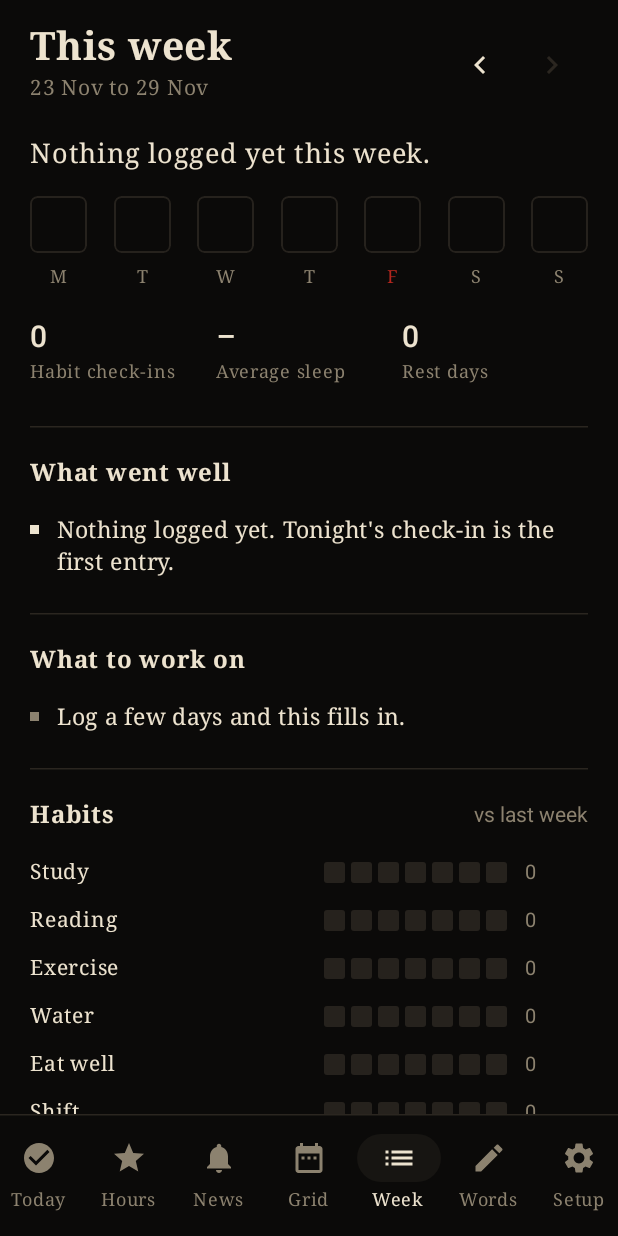
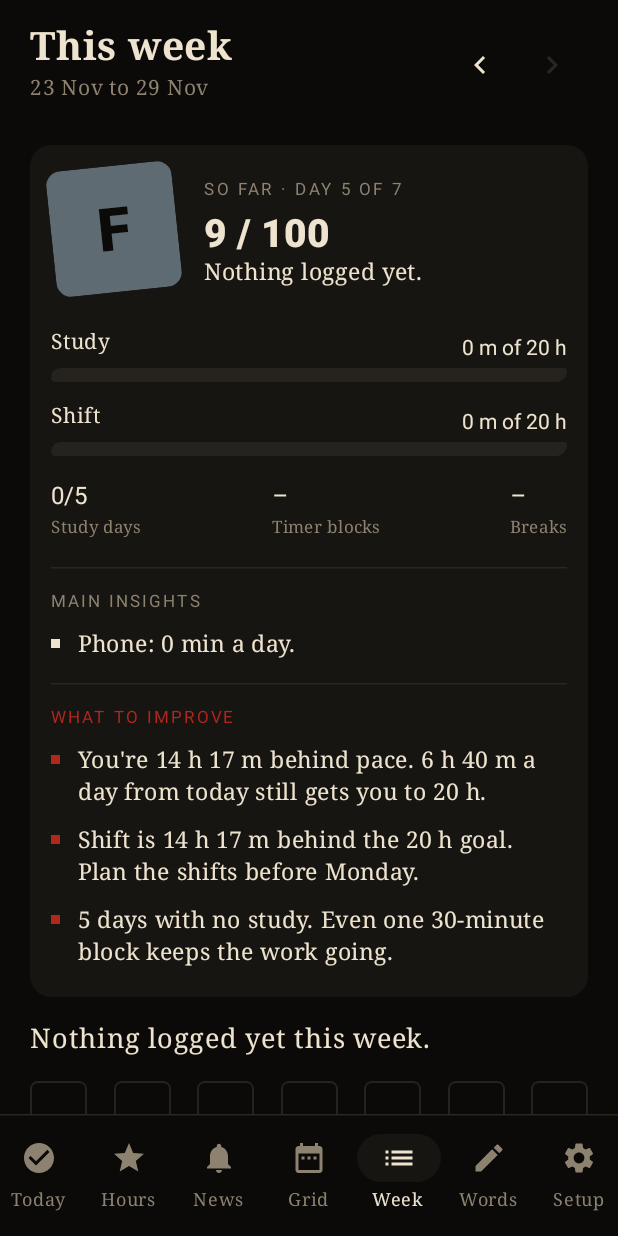
Before and after one commit to lost2003times/ad-astra, an Android app built with Jetpack Compose: the screen it shows after launch (MainActivity), item 5 of the bottom bar chosen, on a phone screen of 412 x 824 dp. Run offline under Robolectric (Android 15) with nearby library versions, the phone set to English and light mode, and no system bars.

Commit message:
Auto-log timer time and breaks, add weekly report card
The study timer now logs the minutes it actually ran into Study, whether
it finishes or is ended early; the Log to Study action is gone. Breaks
are kept as their own sessions, shown in Recent and on day pages, but
not counted as study or shift hours.

The Week tab opens with a report card: a grade, study and shift against
goal and last week, timer blocks, breaks, insights (best day, phone use)
and what to improve. A Monday 9 AM notification brings last week's card.

```diff
--- a/app/src/main/AndroidManifest.xml
+++ b/app/src/main/AndroidManifest.xml
@@ -54,6 +54,10 @@
             android:exported="false" />
 
         <receiver
+            android:name=".notify.WeeklyReportReceiver"
+            android:exported="false" />
+
+        <receiver
             android:name=".notify.BootReceiver"
             android:exported="true">
             <intent-filter>
--- a/app/src/main/java/com/adastra/app/AdAstraApp.kt
+++ b/app/src/main/java/com/adastra/app/AdAstraApp.kt
@@ -27,6 +27,7 @@ class AdAstraApp : Application() {
         Reminder.createChannel(this)
         NewsAlarm.createChannel(this)
         TimerNotice.createChannel(this)
+        com.adastra.app.notify.WeeklyReport.createChannel(this)
         com.adastra.app.notify.Focus.resume(this)
         // Keep the running-timer notification in step with the data, however the timer changes.
         CoroutineScope(SupervisorJob() + Dispatchers.Main).launch {
--- a/app/src/main/java/com/adastra/app/MainActivity.kt
+++ b/app/src/main/java/com/adastra/app/MainActivity.kt
@@ -80,6 +80,7 @@ class MainActivity : ComponentActivity() {
         val repo = app.repo
         Reminder.schedule(this, repo.data.value.settings)
         NewsAlarm.schedule(this, repo.data.value.settings)
+        com.adastra.app.notify.WeeklyReport.schedule(this)
         openTab.value = intent?.getStringExtra(NewsAlarm.EXTRA_OPEN_TAB)
         setContent { AstraTheme { AppRoot(repo, app.news, openTab.value) { openTab.value = null } } }
     }
--- a/app/src/main/java/com/adastra/app/data/Hours.kt
+++ b/app/src/main/java/com/adastra/app/data/Hours.kt
@@ -54,7 +54,11 @@ object Hours {
         val m = HashMap<LocalDate, FloatArray>()
         fun add(date: LocalDate, kind: String, minutes: Int) {
             val a = m.getOrPut(date) { FloatArray(2) }
-            if (kind == KIND_STUDY) a[0] += minutes / 60f else a[1] += minutes / 60f
+            when (kind) {
+                KIND_STUDY -> a[0] += minutes / 60f
+                KIND_SHIFT -> a[1] += minutes / 60f
+                else -> {}   // breaks are kept but aren't hours
+            }
         }
         d.sessions.forEach { add(LocalDate.parse(it.date), it.kind, it.minutes) }
         return m.mapValues { it.value[0] to it.value[1] }
--- /dev/null
+++ b/app/src/main/java/com/adastra/app/data/Report.kt
@@ -0,0 +1,134 @@
+package com.adastra.app.data
+
+import com.adastra.app.usage.UsageReport
+import java.time.LocalDate
+import java.time.format.TextStyle
+import java.time.temporal.ChronoUnit
+import java.util.Locale
+import kotlin.math.roundToInt
+
+/** The weekly report card: a grade, the main numbers, what stood out and what to change. */
+data class ReportCard(
+    val start: LocalDate,
+    val final: Boolean,           // false while the week is still running
+    val days: Int,                // days of the week that count so far
+    val score: Int,               // 0..100
+    val grade: String,
+    val verdict: String,
+    val study: Float, val studyGoal: Int, val prevStudy: Float,
+    val shift: Float, val shiftGoal: Int, val prevShift: Float,
+    val studyDays: Int,
+    val blocks: Int, val avgBlock: Int, val longestBlock: Int,
+    val breaks: Int, val breakMinutes: Int,
+    val bestDay: LocalDate?, val bestDayHours: Float,
+    val sleepAvg: Float?,
+    val phonePerDay: Float?,      // minutes, when usage access is on
+    val insights: List<String>,
+    val improve: List<String>,
+)
+
+object Report {
+    fun build(d: AppData, start: LocalDate, today: LocalDate, phone: UsageReport? = null, prevPhone: UsageReport? = null): ReportCard {
+        val end = start.plusDays(6)
+        val final = today.isAfter(end)
+        val days = if (final) 7 else (ChronoUnit.DAYS.between(start, today).toInt() + 1).coerceIn(1, 7)
+        val keys = (0L..6L).map { start.plusDays(it).toString() }.toSet()
+        val prevKeys = (0L..6L).map { start.minusWeeks(1).plusDays(it).toString() }.toSet()
+        val week = d.sessions.filter { it.date in keys }
+        val prev = d.sessions.filter { it.date in prevKeys }
+        fun hours(list: List<Session>, kind: String) = list.filter { it.kind == kind }.sumOf { it.minutes } / 60f
+
+        val study = hours(week, KIND_STUDY); val shift = hours(week, KIND_SHIFT)
+        val prevStudy = hours(prev, KIND_STUDY); val prevShift = hours(prev, KIND_SHIFT)
+        val g = d.goals
+        val perDay = week.filter { it.kind == KIND_STUDY }.groupBy { it.date }.mapValues { e -> e.value.sumOf { it.minutes } / 60f }
+        val best = perDay.maxByOrNull { it.value }
+        val blocks = week.filter { it.kind == KIND_STUDY && !it.manual }
+        val breaks = week.filter { it.kind == KIND_BREAK }
+        val breakMin = breaks.sumOf { it.minutes }
+        val avgBlock = if (blocks.isEmpty()) 0 else blocks.sumOf { it.minutes } / blocks.size
+        val longest = blocks.maxOfOrNull { it.minutes } ?: 0
+        val stats = Stats.week(d, start, today)
+        val sleep = stats.sleepAvg
+
+        // Score: goals are measured against the share of the week that has passed.
+        val pace = days / 7f
+        fun part(have: Float, goal: Int) = if (goal <= 0) 1f else (have / (goal * pace)).coerceIn(0f, 1f)
+        val studyPart = part(study, g.studyWeek)
+        val shiftPart = part(shift, g.shiftWeek)
+        val steady = (perDay.count { it.value > 0f } / days.toFloat()).coerceIn(0f, 1f)
+        val sleepPart = sleep?.let { ((it - 5f) / 2f).coerceIn(0f, 1f) } ?: 0.6f
+        val score = (studyPart * 45 + shiftPart * 20 + steady * 20 + sleepPart * 15).roundToInt()
+        val grade = when {
+            score >= 95 -> "A+"; score >= 85 -> "A"; score >= 75 -> "B"
+            score >= 62 -> "C"; score >= 45 -> "D"; else -> "F"
+        }
+        val verdict = when (grade) {
+            "A+", "A" -> "A week to copy."
+            "B" -> "Solid. A little more and it's an A."
+            "C" -> "Half there. One habit to fix below."
+            "D" -> "Behind. Pick the first fix below and start tomorrow."
+            else -> if (study + shift == 0f) "Nothing logged yet." else "A rough week. Start small and build it back."
+        }
+
+        val insights = mutableListOf<String>()
+        best?.let { (day, h) -> insights += "Best day: ${dayName(LocalDate.parse(day))}, ${fmtDuration(h)} of study." }
+        val diff = study - prevStudy
+        if (final || prevStudy > 0f) when {
+            diff >= 0.5f -> insights += "Study up ${fmtDuration(diff)} on the week before."
+            diff <= -0.5f -> insights += "Study down ${fmtDuration(-diff)} on the week before."
+        }
+        if (blocks.isNotEmpty()) insights += "${blocks.size} timer ${plural(blocks.size, "block")}, ${fmtLen(avgBlock)} on average, longest ${fmtLen(longest)}."
+        if (breaks.isNotEmpty()) insights += "${breaks.size} ${plural(breaks.size, "break")}, $breakMin min in all" +
+            (if (study > 0f) ", about one every ${fmtLen((study * 60 / breaks.size).roundToInt())} of study." else ".")
+        if (shift > 0f) insights += "Shift: ${fmtDuration(shift)} of ${g.shiftWeek} h."
+        sleep?.let { insights += "Slept ${fmtHours(it)} h a night on average." }
+        if (phone != null) {
+            val per = phone.dailyAvg
+            var line = "Phone: ${fmtLen(per.roundToInt())} a day"
+            if (prevPhone != null && prevPhone.totalMinutes > 0f) {
+                val ch = (per - prevPhone.dailyAvg).roundToInt()
+                if (ch >= 10) line += ", up ${fmtLen(ch)} on the week before"
+                if (ch <= -10) line += ", down ${fmtLen(-ch)} on the week before"
+            }
+            phone.apps.firstOrNull()?.let { line += ". Most used: ${it.label} (${fmtLen(it.minutes.roundToInt())})" }
+            insights += "$line."
+            phone.duringStudy.firstOrNull()?.takeIf { it.minutes >= 5 }?.let {
+                insights += "During study you opened ${it.label} for ${fmtLen(it.minutes.roundToInt())}."
+            }
+        }
+
+        val improve = mutableListOf<String>()
+        val studyShort = g.studyWeek * pace - study
+        if (studyShort >= 1f) {
+            improve += if (final) "Study came up ${fmtDuration(studyShort)} short. ${fmtDuration(g.studyWeek / 6f)} a day on 6 days reaches ${g.studyWeek} h."
+            else "You're ${fmtDuration(studyShort)} behind pace. ${fmtDuration((g.studyWeek - study).coerceAtLeast(0f) / (7 - days + 1))} a day from today still gets you to ${g.studyWeek} h."
+        }
+        val shiftShort = g.shiftWeek * pace - shift
+        if (shiftShort >= 1f) improve += "Shift is ${fmtDuration(shiftShort)} behind the ${g.shiftWeek} h goal. Plan the shifts before Monday."
+        val zeroDays = days - perDay.count { it.value > 0f }
+        if (zeroDays >= 2) improve += "$zeroDays days with no study. Even one 30-minute block keeps the work going."
+        if (blocks.size >= 2 && avgBlock < 30) improve += "Blocks average ${avgBlock} min. Try 50 minutes on, 10 minutes off."
+        if (longest >= 100 && breaks.isEmpty()) improve += "Long blocks with no break. A 5–10 minute break every hour keeps focus up."
+        if (study > 0f && breakMin > study * 60 * 0.3f) improve += "Breaks came to ${(breakMin / (study * 60) * 100).roundToInt()}% of study time. Keep each one to 10 minutes."
+        if (sleep != null && sleep < 7f) improve += "Sleep averaged ${fmtHours(sleep)} h. Aim for 7 or more; it shows up in focus."
+        if (phone != null) {
+            val dist = phone.distractingMinutes / phone.days
+            if (dist >= 90f) improve += "${fmtLen(dist.roundToInt())} a day on distracting apps. Cutting half of that is ${fmtDuration(dist / 2f * 7 / 60f)} more for study a week."
+            val late = phone.lateNightMinutes / phone.days
+            if (late >= 20f) improve += "${fmtLen(late.roundToInt())} a night on the phone after 11 PM. Put it away by 11."
+        }
+        if (improve.isEmpty()) improve += if (study >= g.studyWeek) "Keep the same plan. If it felt easy, add 1 h to the weekly goal." else "Keep going the way you are."
+
+        return ReportCard(
+            start, final, days, score, grade, verdict,
+            study, g.studyWeek, prevStudy, shift, g.shiftWeek, prevShift,
+            perDay.count { it.value > 0f }, blocks.size, avgBlock, longest, breaks.size, breakMin,
+            best?.key?.let { LocalDate.parse(it) }, best?.value ?: 0f, sleep, phone?.dailyAvg, insights, improve,
+        )
+    }
+
+    private fun dayName(d: LocalDate) = d.dayOfWeek.getDisplayName(TextStyle.FULL, Locale.getDefault())
+    private fun plural(n: Int, w: String) = if (n == 1) w else w + "s"
+    fun fmtLen(m: Int) = when { m < 60 -> "$m min"; m % 60 == 0 -> "${m / 60} h"; else -> "${m / 60} h ${m % 60}" }
+}
--- a/app/src/main/java/com/adastra/app/notify/Reminder.kt
+++ b/app/src/main/java/com/adastra/app/notify/Reminder.kt
@@ -82,6 +82,7 @@ class BootReceiver : BroadcastReceiver() {
             val settings = (context.applicationContext as AdAstraApp).repo.data.value.settings
             Reminder.schedule(context, settings)
             NewsAlarm.schedule(context, settings)
+            WeeklyReport.schedule(context)
         }
     }
 }
--- /dev/null
+++ b/app/src/main/java/com/adastra/app/notify/WeeklyReport.kt
@@ -0,0 +1,88 @@
+package com.adastra.app.notify
+
+import android.annotation.SuppressLint
+import android.app.AlarmManager
+import android.app.NotificationChannel
+import android.app.NotificationManager
+import android.app.PendingIntent
+import android.content.BroadcastReceiver
+import android.content.Context
+import android.content.Intent
+import androidx.core.app.NotificationCompat
+import androidx.core.app.NotificationManagerCompat
+import com.adastra.app.AdAstraApp
+import com.adastra.app.MainActivity
+import com.adastra.app.R
+import com.adastra.app.data.Report
+import com.adastra.app.data.Stats
+import com.adastra.app.data.appToday
+import com.adastra.app.data.fmtDuration
+import java.time.DayOfWeek
+import java.time.LocalDateTime
+import java.time.ZoneId
+import java.time.temporal.TemporalAdjusters
+
+/** Every Monday morning: last week's report card. */
+object WeeklyReport {
+    private const val CHANNEL = "report"
+
+    fun createChannel(ctx: Context) {
+        ctx.getSystemService(NotificationManager::class.java).createNotificationChannel(
+            NotificationChannel(CHANNEL, "Weekly report card", NotificationManager.IMPORTANCE_DEFAULT).apply {
+                description = "Monday morning: last week's grade and what to improve"
+            },
+        )
+    }
+
+    fun schedule(ctx: Context) {
+        val am = ctx.getSystemService(AlarmManager::class.java)
+        val pi = PendingIntent.getBroadcast(
+            ctx, 9, Intent(ctx, WeeklyReportReceiver::class.java),
+            PendingIntent.FLAG_IMMUTABLE or PendingIntent.FLAG_UPDATE_CURRENT,
+        )
+        val now = LocalDateTime.now()
+        var at = now.toLocalDate().with(TemporalAdjusters.nextOrSame(DayOfWeek.MONDAY)).atTime(9, 0)
+        if (!at.isAfter(now)) at = at.plusWeeks(1)
+        am.setAndAllowWhileIdle(AlarmManager.RTC_WAKEUP, at.atZone(ZoneId.systemDefault()).toInstant().toEpochMilli(), pi)
+    }
+
+    @SuppressLint("MissingPermission")
+    fun show(ctx: Context) {
+        val nm = NotificationManagerCompat.from(ctx)
+        if (!nm.areNotificationsEnabled()) return
+        val data = (ctx.applicationContext as AdAstraApp).repo.data.value
+        val today = appToday()
+        val r = Report.build(data, Stats.weekStart(today).minusWeeks(1), today)
+        val open = PendingIntent.getActivity(
+            ctx, 11,
+            Intent(ctx, MainActivity::class.java)
+                .putExtra(NewsAlarm.EXTRA_OPEN_TAB, "Week")
+                .addFlags(Intent.FLAG_ACTIVITY_NEW_TASK or Intent.FLAG_ACTIVITY_SINGLE_TOP),
+            PendingIntent.FLAG_IMMUTABLE or PendingIntent.FLAG_UPDATE_CURRENT,
+        )
+        val body = buildString {
+            append("Study ${fmtDuration(r.study)} of ${r.studyGoal} h · Shift ${fmtDuration(r.shift)} of ${r.shiftGoal} h\n")
+            append(r.verdict)
+            r.improve.firstOrNull()?.let { append("\n\nNext: $it") }
+        }
+        nm.notify(
+            30,
+            NotificationCompat.Builder(ctx, CHANNEL)
+                .setSmallIcon(R.drawable.ic_star)
+                .setContentTitle("Last week: ${r.grade}")
+                .setContentText("Study ${fmtDuration(r.study)} of ${r.studyGoal} h. Tap for the full report card.")
+                .setStyle(NotificationCompat.BigTextStyle().bigText(body))
+                .setContentIntent(open)
+                .setAutoCancel(true)
+                .build(),
+        )
+    }
+
+}
+
+class WeeklyReportReceiver : BroadcastReceiver() {
+    override fun onReceive(context: Context, intent: Intent) {
+        WeeklyReport.show(context)
+        WeeklyReport.schedule(context)
+    }
+}
--- /dev/null
+++ b/app/src/main/java/com/adastra/app/ui/ReportCardView.kt
@@ -0,0 +1,109 @@
+package com.adastra.app.ui
+
+import androidx.compose.foundation.background
+import androidx.compose.foundation.clickable
+import androidx.compose.foundation.layout.Arrangement
+import androidx.compose.foundation.layout.Box
+import androidx.compose.foundation.layout.Column
+import androidx.compose.foundation.layout.Row
+import androidx.compose.foundation.layout.Spacer
+import androidx.compose.foundation.layout.fillMaxWidth
+import androidx.compose.foundation.layout.height
+import androidx.compose.foundation.layout.padding
+import androidx.compose.foundation.layout.size
+import androidx.compose.foundation.layout.width
+import androidx.compose.foundation.shape.RoundedCornerShape
+import androidx.compose.material3.HorizontalDivider
+import androidx.compose.material3.Text
+import androidx.compose.runtime.Composable
+import androidx.compose.ui.Alignment
+import androidx.compose.ui.Modifier
+import androidx.compose.ui.draw.clip
+import androidx.compose.ui.draw.rotate
+import androidx.compose.ui.graphics.Color
+import androidx.compose.ui.unit.dp
+import androidx.compose.ui.unit.sp
+import com.adastra.app.data.ReportCard
+import com.adastra.app.data.Report
+import com.adastra.app.data.fmtDuration
+
+/** The report card for one week: grade seal, the numbers, what stood out, what to change. */
+@Composable
+fun ReportCardView(r: ReportCard) {
+    Card(Modifier.padding(top = 8.dp)) {
+        Row(verticalAlignment = Alignment.CenterVertically) {
+            val sealColor = when (r.grade) { "A+", "A" -> Astra.Signal; "B" -> Astra.Ink; "C" -> Astra.Muted; else -> Astra.Rest }
+            Box(
+                Modifier.size(84.dp).rotate(-6f).clip(RoundedCornerShape(10.dp)).background(sealColor),
+                contentAlignment = Alignment.Center,
+            ) { Text(r.grade, color = Astra.Bg, fontSize = 40.sp, lineHeight = 44.sp, style = Score) }
+            Spacer(Modifier.width(18.dp))
+            Column(Modifier.weight(1f)) {
+                Label(if (r.final) "Report card" else "So far · day ${r.days} of 7")
+                Text("${r.score} / 100", color = Astra.Text, fontSize = 26.sp, style = Score, modifier = Modifier.padding(top = 2.dp))
+                Text(r.verdict, color = Astra.Text, fontSize = 15.sp, fontFamily = Serif, lineHeight = 20.sp)
+            }
+        }
+        Spacer(Modifier.height(16.dp))
+        GoalLine("Study", r.study, r.studyGoal, r.prevStudy, Astra.Ink)
+        GoalLine("Shift", r.shift, r.shiftGoal, r.prevShift, Astra.Signal)
+        Spacer(Modifier.height(12.dp))
+        Row(Modifier.fillMaxWidth(), horizontalArrangement = Arrangement.SpaceBetween) {
+            Mini("Study days", "${r.studyDays}/${r.days}")
+            Mini("Timer blocks", if (r.blocks > 0) "${r.blocks} · ${Report.fmtLen(r.avgBlock)}" else "–")
+            Mini("Breaks", if (r.breaks > 0) "${r.breaks} · ${r.breakMinutes} min" else "–")
+        }
+
+        if (r.insights.isNotEmpty()) {
+            Spacer(Modifier.height(14.dp))
+            HorizontalDivider(color = Astra.Line)
+            Spacer(Modifier.height(10.dp))
+            Label("Main insights")
+            r.insights.forEach { Point(it) }
+        }
+        Spacer(Modifier.height(10.dp))
+        HorizontalDivider(color = Astra.Line)
+        Spacer(Modifier.height(10.dp))
+        Label("What to improve", color = Astra.Signal)
+        r.improve.forEach { Point(it, Astra.Signal) }
+    }
+}
+
+/** A small "last week's grade" row that opens that week. */
+@Composable
+fun LastWeekLink(r: ReportCard, onOpen: () -> Unit) {
+    Row(
+        Modifier.fillMaxWidth().padding(top = 8.dp).clip(RoundedCornerShape(10.dp)).background(Astra.Surface)
+            .clickable(onClick = onOpen).padding(horizontal = 14.dp, vertical = 10.dp),
+        verticalAlignment = Alignment.CenterVertically,
+    ) {
+        Text(r.grade, color = Astra.Signal, fontSize = 20.sp, style = Score, modifier = Modifier.width(40.dp))
+        Text("Last week's report card · ${fmtDuration(r.study)} study", color = Astra.Text, fontSize = 14.sp, modifier = Modifier.weight(1f))
+        Text("Open", color = Astra.Muted, fontSize = 13.sp)
+    }
+}
+
+@Composable
+private fun GoalLine(name: String, have: Float, goal: Int, prev: Float, color: Color) {
+    Column(Modifier.padding(vertical = 5.dp)) {
+        Row(verticalAlignment = Alignment.Bottom) {
+            Text(name, color = Astra.Text, fontSize = 14.sp, modifier = Modifier.weight(1f))
+            Text("${fmtDuration(have)} of $goal h", color = Astra.Text, fontSize = 14.sp, style = Numbers)
+            val d = have - prev
+            if (prev > 0f || have > 0f) Text(
+                when { d >= 0.1f -> "  ▲ ${fmtDuration(d)}"; d <= -0.1f -> "  ▼ ${fmtDuration(-d)}"; else -> "  =" },
+                color = if (d >= 0f) Astra.Muted else Astra.Signal, fontSize = 12.sp,
+            )
+        }
+        Spacer(Modifier.height(5.dp))
+        BrushBar(if (goal > 0) have / goal else 0f, color)
+    }
+}
+
+@Composable
+private fun Mini(label: String, value: String) {
+    Column {
+        Text(value, color = Astra.Text, fontSize = 16.sp, style = Numbers)
+        Text(label, color = Astra.Muted, fontSize = 11.sp)
+    }
+}
--- a/app/src/main/java/com/adastra/app/ui/WeekScreen.kt
+++ b/app/src/main/java/com/adastra/app/ui/WeekScreen.kt
@@ -1,4 +1,8 @@
 package com.adastra.app.ui
+
+import com.adastra.app.data.Report
+import com.adastra.app.usage.PhoneUsage
+import com.adastra.app.usage.UsageReport
 
 import androidx.compose.foundation.background
 import androidx.compose.foundation.border
@@ -58,6 +62,15 @@ fun WeekScreen(repo: Repository) {
     val cur = Stats.week(data, start, today)
     val prev = Stats.week(data, start.minusWeeks(1), today)
     val review = Review.build(data, cur, prev, Stats.currentStreak(data, today), isCurrent)
+    val ctx = androidx.compose.ui.platform.LocalContext.current
+    // Phone use for this week and the one before (Android keeps about two weeks of it).
+    val phone by androidx.compose.runtime.produceState<Pair<UsageReport, UsageReport>?>(null, start, data.sessions.size) {
+        value = kotlinx.coroutines.withContext(kotlinx.coroutines.Dispatchers.Default) {
+            runCatching { weekUsage(ctx, data, start, today) }.getOrNull()
+        }
+    }
+    val report = remember(data, start, phone) { Report.build(data, start, today, phone?.first, phone?.second) }
+    val lastReport = remember(data, start) { if (isCurrent) Report.build(data, start.minusWeeks(1), today) else null }
     val habits = data.habits.filter { !it.archived }
     val fmt = DateTimeFormatter.ofPattern("d MMM")
     val days = (0L..6L).map { start.plusDays(it) }
@@ -76,8 +89,12 @@ fun WeekScreen(repo: Repository) {
                 }
             }
         }
+        lastReport?.takeIf { it.study + it.shift > 0f }?.let { r ->
+            item { LastWeekLink(r) { start = start.minusWeeks(1) } }
+        }
+        item { ReportCardView(report) }
         item {
-            Column(Modifier.padding(top = 12.dp, bottom = 16.dp)) {
+            Column(Modifier.padding(top = 16.dp, bottom = 16.dp)) {
                 if (cur.elapsed == 0) {
                     Text("Nothing logged yet this week.", color = Astra.Text, fontSize = 18.sp)
                 } else {
@@ -163,6 +180,18 @@ fun WeekScreen(repo: Repository) {
     }
 }
 
+private fun weekUsage(ctx: android.content.Context, d: com.adastra.app.data.AppData, start: LocalDate, today: LocalDate): Pair<UsageReport, UsageReport>? {
+    if (!PhoneUsage.hasAccess(ctx) || start.isBefore(today.minusDays(13))) return null
+    val zone = java.time.ZoneId.systemDefault()
+    fun at(day: LocalDate) = day.atTime(4, 0).atZone(zone).toInstant().toEpochMilli()
+    val now = System.currentTimeMillis()
+    val study = d.focusRuns.map { it.start to it.end }
+    val days = (java.time.temporal.ChronoUnit.DAYS.between(start, today).toInt() + 1).coerceIn(1, 7)
+    val week = PhoneUsage.report(ctx, at(start), minOf(now, at(start.plusDays(7))), days, study)
+    val prev = PhoneUsage.report(ctx, at(start.minusDays(7)), at(start), 7, study)
+    return week to prev
+}
+
 private fun dayLetter(d: LocalDate) = d.dayOfWeek.getDisplayName(TextStyle.NARROW, Locale.getDefault())
 
 @Composable
```
Also changed, not shown: app/src/main/java/com/adastra/app/data/Repository.kt (+16 -4 lines), app/src/main/java/com/adastra/app/notify/TimerNotice.kt (+2 -19 lines), app/src/main/java/com/adastra/app/ui/DayPagesScreen.kt (+12 -0 lines), app/src/main/java/com/adastra/app/ui/HoursScreen.kt (+5 -3 lines), 1 other file.
